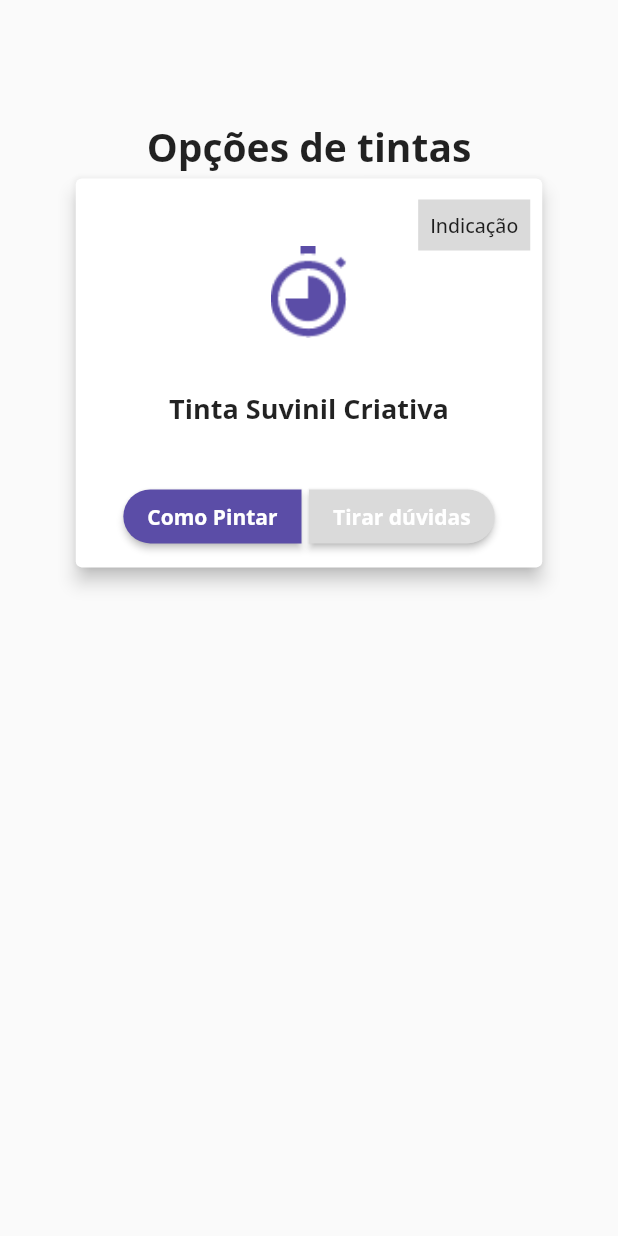
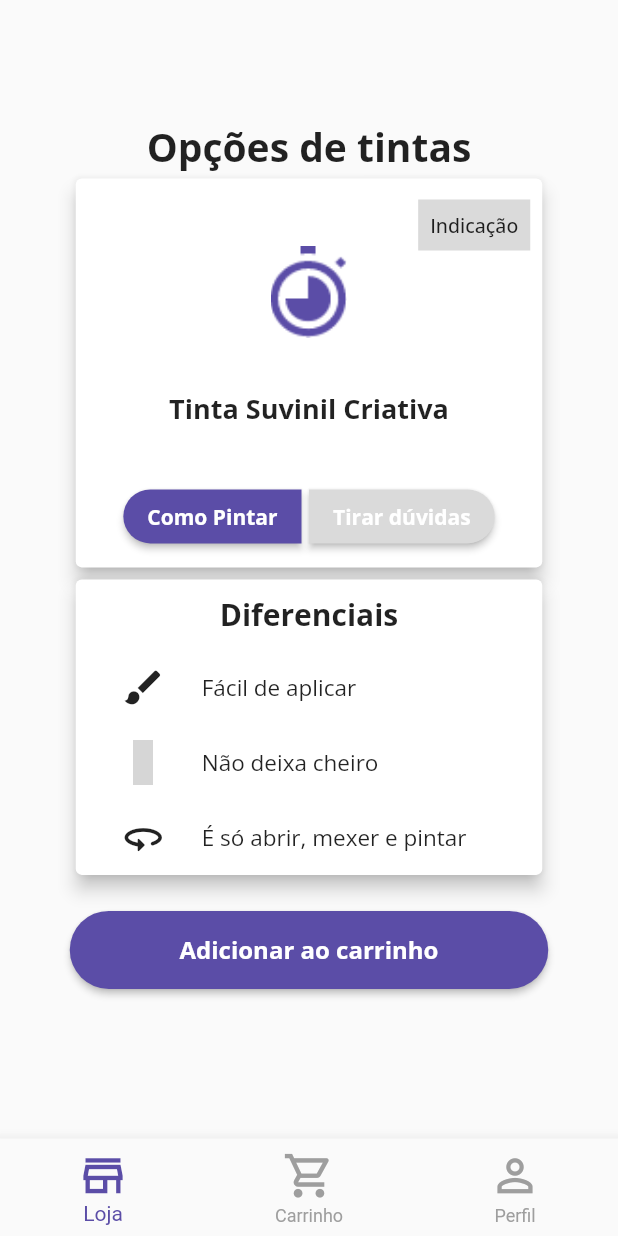
Before and after one commit to GuiGodooi/app_xtintas, a Flutter app: the HomePage screen opened directly, on a phone screen of 412 x 824 dp. Run offline on Flutter 3.47's test engine with Material 2 defaults, Android fonts, the phone set to English and light mode, and no system bars; our stand-ins replace google_fonts, material_design_icons_flutter; missing offline and left inert: dart:ffi; network calls fail; grey boxes are pictures that could not be loaded.

```diff
--- a/lib/View/authentication/login_page.dart
+++ b/lib/View/authentication/login_page.dart
@@ -1,6 +1,7 @@
 import 'dart:ffi';
 
 import 'package:app_xtintas/View/authentication/sign_up_page.dart';
+import 'package:app_xtintas/View/home_page.dart';
 import 'package:app_xtintas/components/align_text_widget.dart';
 import 'package:flutter/material.dart';
 import 'package:google_fonts/google_fonts.dart';
@@ -128,7 +129,16 @@ class _LoginPageState extends State<LoginPage> {
                   SizedBoxComponent.verticalSpaceS40,
                   Button(
                     text: 'Login',
-                    press: () {},
+                    press: () {
+                      Navigator.push(
+                        context,
+                        MaterialPageRoute(
+                          builder: (context) {
+                            return const HomePage();
+                          },
+                        ),
+                      );
+                    },
                   ),
                   SizedBoxComponent.verticalSpaceS20,
                   InkWell(
--- a/lib/View/home_page.dart
+++ b/lib/View/home_page.dart
@@ -1,7 +1,9 @@
 import 'package:app_xtintas/View/tutorial_page.dart';
 import 'package:app_xtintas/components/colors_widget.dart';
+import 'package:app_xtintas/components/sized_box_widget.dart';
 import 'package:flutter/material.dart';
 import 'package:google_fonts/google_fonts.dart';
+import 'package:material_design_icons_flutter/material_design_icons_flutter.dart';
 
 import '../components/button_rounded.dart';
 
@@ -16,6 +18,30 @@ class _HomePageState extends State<HomePage> {
   @override
   Widget build(BuildContext context) {
     return Scaffold(
+      bottomNavigationBar: BottomNavigationBar(
+        items: const <BottomNavigationBarItem>[
+          BottomNavigationBarItem(
+              icon: Icon(
+                Icons.store_outlined,
+                size: 35,
+              ),
+              label: 'Loja'),
+          BottomNavigationBarItem(
+              icon: Icon(
+                Icons.shopping_cart_outlined,
+                size: 35,
+              ),
+              label: 'Carrinho'),
+          BottomNavigationBarItem(
+              icon: Icon(
+                Icons.person_outline,
+                size: 35,
+              ),
+              label: 'Perfil'),
+        ],
+        selectedItemColor: ColorsDS.purple,
+        unselectedItemColor: Colors.grey,
+      ),
       body: Center(
         child: Column(
           children: [
@@ -57,6 +83,29 @@ class _HomePageState extends State<HomePage> {
                         ),
                       ],
                     ),
+                    const CardInfo(),
+                    SizedBoxComponent.verticalSpaceS20,
+                    ElevatedButton(
+                      onPressed: () {},
+                      style: ElevatedButton.styleFrom(
+                          backgroundColor: ColorsDS.purple,
+                          shape: RoundedRectangleBorder(
+                            borderRadius: BorderRadius.circular(50),
+                          )),
+                      child: Padding(
+                        padding: const EdgeInsets.symmetric(
+                          vertical: 15,
+                        ),
+                        child: Text(
+                          'Adicionar ao carrinho',
+                          style: GoogleFonts.openSans(
+                            fontSize: 16,
+                            fontWeight: FontWeight.bold,
+                          ),
+                        ),
+                      ),
+                    ),
+                    SizedBoxComponent.verticalSpaceS36,
                   ],
                 ),
               ),
@@ -68,10 +117,85 @@ class _HomePageState extends State<HomePage> {
   }
 }
 
-class CardPaint extends StatelessWidget {
-  const CardPaint({
+class CardInfo extends StatelessWidget {
+  const CardInfo({
     Key? key,
   }) : super(key: key);
+
+  @override
+  Widget build(BuildContext context) {
+    return Card(
+      elevation: 5,
+      child: Column(
+        children: [
+          Padding(
+            padding: const EdgeInsets.all(10),
+            child: Text(
+              'Diferenciais',
+              style: GoogleFonts.openSans(
+                fontSize: 20,
+                fontWeight: FontWeight.bold,
+              ),
+            ),
+          ),
+          const RowCustom(
+            text: 'Fácil de aplicar',
+            icon: Icons.brush,
+          ),
+          const RowCustom(
+            text: 'Não deixa cheiro',
+            icon: MdiIcons.airFilter,
+          ),
+          const RowCustom(
+            text: 'É só abrir, mexer e pintar',
+            icon: Icons.threesixty_rounded,
+          )
+        ],
+      ),
+    );
+  }
+}
+
+class RowCustom extends StatelessWidget {
+  final String text;
+  final icon;
+  const RowCustom({
+    Key? key,
+    required this.text,
+    required this.icon,
+  }) : super(key: key);
+
+  @override
+  Widget build(BuildContext context) {
+    return Padding(
+      padding: const EdgeInsets.only(
+        left: 30,
+        bottom: 10,
+        top: 10,
+      ),
+      child: Row(
+        mainAxisAlignment: MainAxisAlignment.start,
+        children: [
+          Icon(
+            icon,
+            size: 30,
+          ),
+          SizedBoxComponent.horizontalSpaceS24,
+          Text(
+            text,
+            style: GoogleFonts.openSans(
+              fontSize: 15,
+              fontWeight: FontWeight.normal,
+            ),
+          )
+        ],
+      ),
+    );
+  }
+}
+
+class CardPaint extends StatelessWidget {
+  const CardPaint({Key? key}) : super(key: key);
 
   @override
   Widget build(BuildContext context) {
--- a/lib/View/perfil.dart
+++ b/lib/View/perfil.dart
@@ -10,6 +10,31 @@ class AccountPage extends StatelessWidget {
   @override
   Widget build(BuildContext context) {
     return Scaffold(
+      bottomNavigationBar: BottomNavigationBar(
+        items: const <BottomNavigationBarItem>[
+          BottomNavigationBarItem(
+              icon: Icon(
+                Icons.store_outlined,
+                size: 35,
+              ),
+              label: 'Loja'),
+          BottomNavigationBarItem(
+              icon: Icon(
+                Icons.shopping_cart_outlined,
+                size: 35,
+              ),
+              label: 'Carrinho'),
+          BottomNavigationBarItem(
+              icon: Icon(
+                Icons.person_outline,
+                size: 35,
+              ),
+              label: 'Perfil'),
+        ],
+        selectedItemColor: ColorsDS.purple,
+        unselectedItemColor: Colors.grey,
+        onTap: (int idx) {},
+      ),
       backgroundColor: ColorsDS.whiteBG,
       body: Center(
         child: Column(
--- a/lib/main.dart
+++ b/lib/main.dart
@@ -1,4 +1,5 @@
 import 'package:app_xtintas/View/authentication/login_page.dart';
+import 'package:app_xtintas/View/home_page.dart';
 import 'package:app_xtintas/View/perfil.dart';
 import 'package:flutter/material.dart';
 
@@ -14,7 +15,7 @@ class MyApp extends StatelessWidget {
     return MaterialApp(
       debugShowCheckedModeBanner: false,
       title: 'XTintas',
-      home: AccountPage(),
+      home: HomePage(),
     );
   }
 }
```
